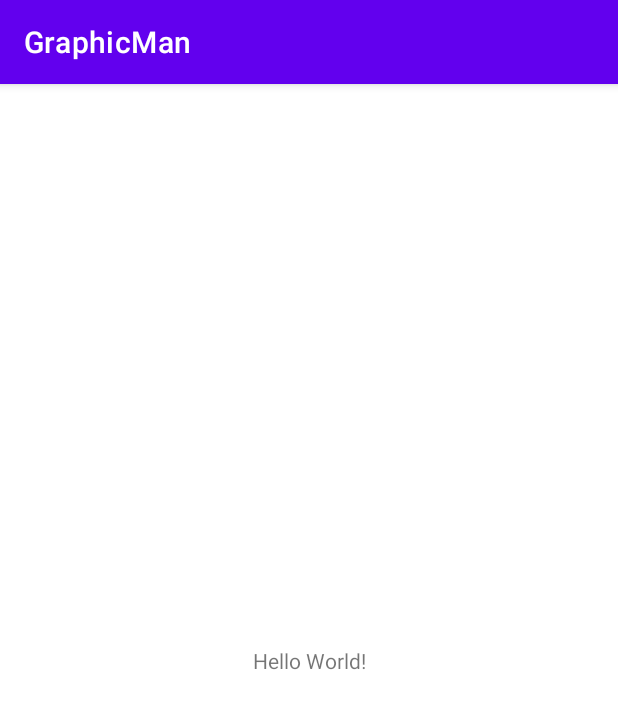
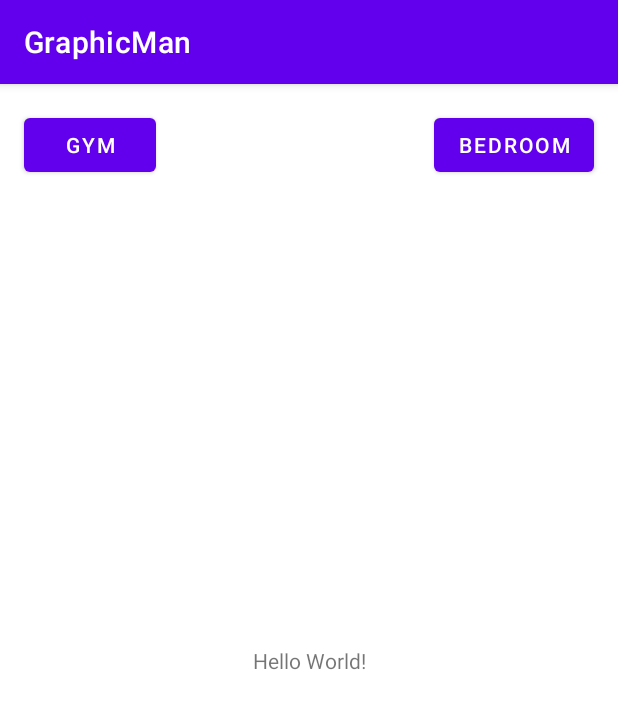
Before and after one commit to Jdrezen/GraphicMan, an Android app: the screen it shows after launch (Kitchen), on a phone screen of 412 x 824 dp. Shown: the top 709 px of the screen. Run offline under Robolectric (Android 15) with nearby library versions, the phone set to English and light mode, and no system bars.

Commit message:
Navigation entre les activités

```diff
--- a/app/src/main/res/layout/activity_main.xml
+++ b/app/src/main/res/layout/activity_main.xml
@@ -2,8 +2,10 @@
 <androidx.constraintlayout.widget.ConstraintLayout xmlns:android="http://schemas.android.com/apk/res/android"
     xmlns:app="http://schemas.android.com/apk/res-auto"
     xmlns:tools="http://schemas.android.com/tools"
+    android:id="@+id/kitchen"
     android:layout_width="match_parent"
     android:layout_height="match_parent"
+    android:onClick="goToGym"
     tools:context=".Kitchen">
 
     <TextView
@@ -15,4 +17,30 @@
         app:layout_constraintStart_toStartOf="parent"
         app:layout_constraintTop_toTopOf="parent" />
 
+    <Button
+        android:id="@+id/button"
+        android:layout_width="wrap_content"
+        android:layout_height="wrap_content"
+        android:onClick="goToGym"
+        android:text="Gym"
+        app:layout_constraintBottom_toBottomOf="parent"
+        app:layout_constraintEnd_toEndOf="parent"
+        app:layout_constraintHorizontal_bias="0.049"
+        app:layout_constraintStart_toStartOf="parent"
+        app:layout_constraintTop_toTopOf="parent"
+        app:layout_constraintVertical_bias="0.023" />
+
+    <Button
+        android:id="@+id/button2"
+        android:layout_width="wrap_content"
+        android:layout_height="wrap_content"
+        android:onClick="goToBedroom"
+        android:text="BedRoom"
+        app:layout_constraintBottom_toBottomOf="parent"
+        app:layout_constraintEnd_toEndOf="parent"
+        app:layout_constraintHorizontal_bias="0.947"
+        app:layout_constraintStart_toStartOf="parent"
+        app:layout_constraintTop_toTopOf="parent"
+        app:layout_constraintVertical_bias="0.023" />
+
 </androidx.constraintlayout.widget.ConstraintLayout>
```
Also changed, not shown: app/src/main/java/com/example/graphicman/Bedroom.java (+8 -0 lines), app/src/main/java/com/example/graphicman/Gym.java (+8 -0 lines), app/src/main/java/com/example/graphicman/Kitchen.java (+14 -0 lines), app/src/main/res/layout/activity_bedroom.xml (+13 -0 lines), app/src/main/res/layout/activity_gym.xml (+13 -0 lines).
